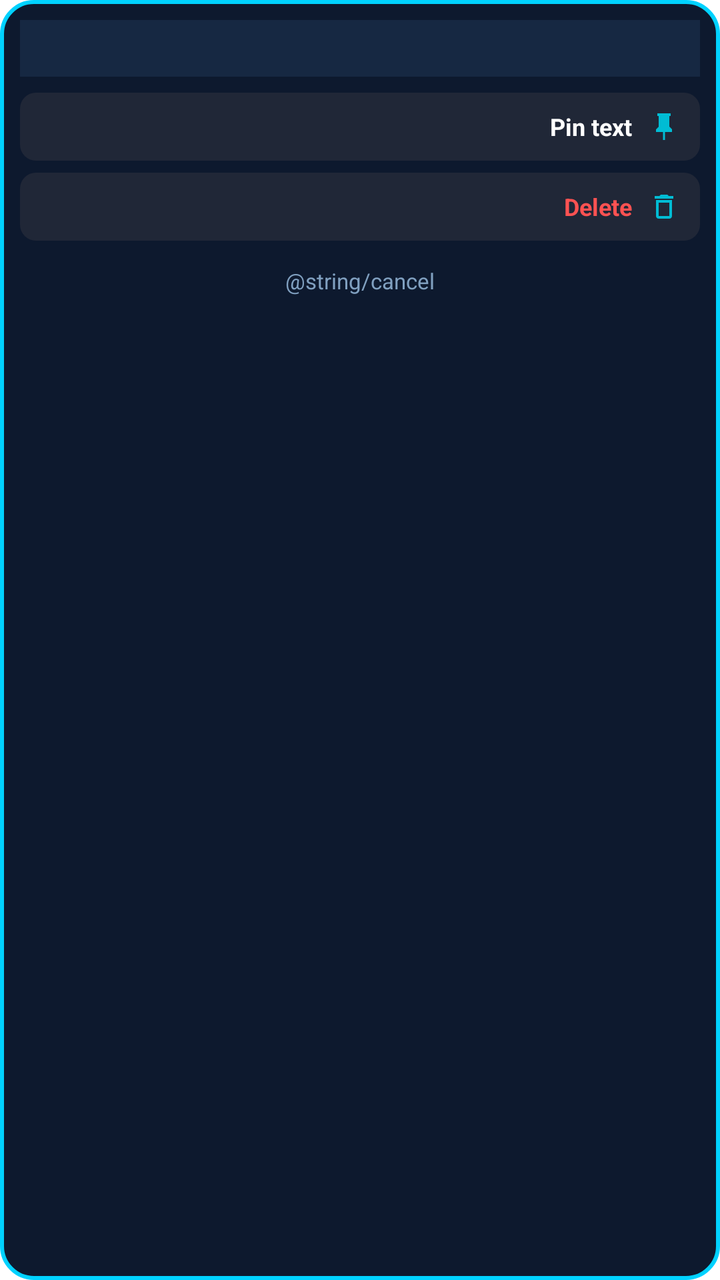
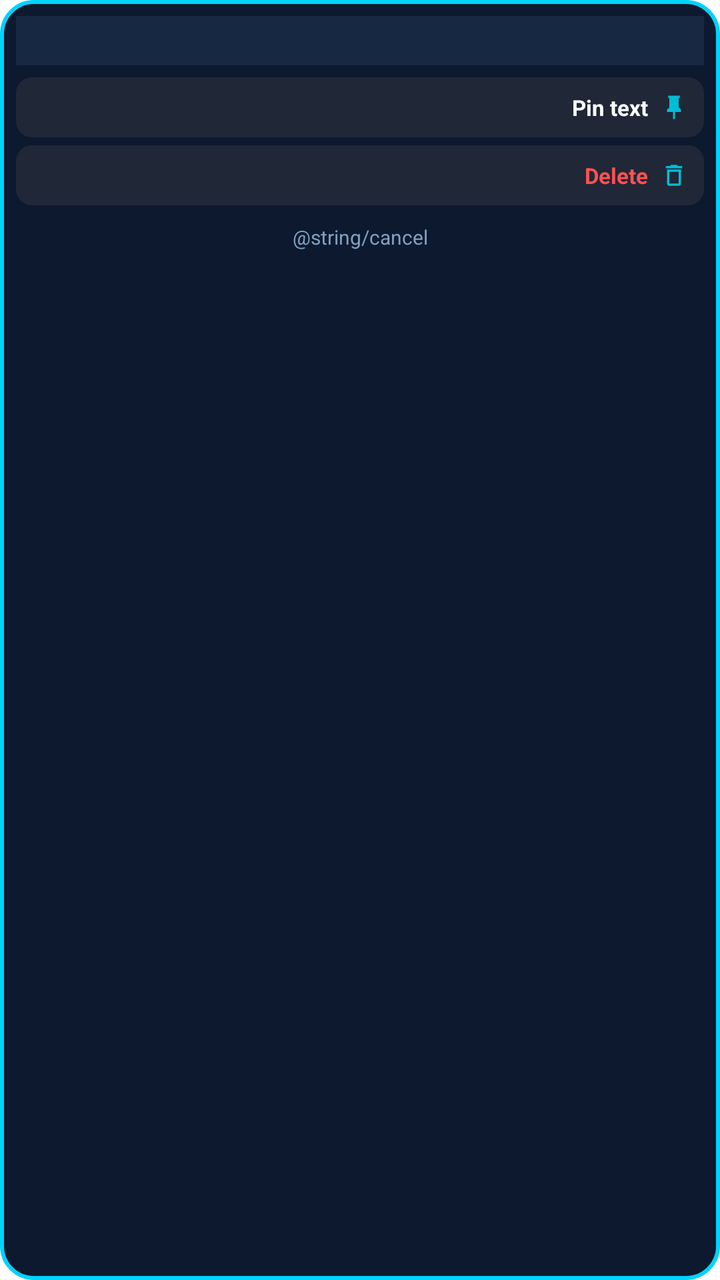

Screens rendered from an Android XML layout before and after an edit, with the pre-edit source and the edit as a unified diff.
<!-- AndroidManifest.xml: application theme AppTheme -->
<!-- res/layout/dialog_clip_options.xml -->
<?xml version="1.0" encoding="utf-8"?>
<LinearLayout xmlns:android="http://schemas.android.com/apk/res/android"
    android:layout_width="220dp"
    android:layout_height="wrap_content"
    android:layoutDirection="rtl"
    android:background="@drawable/dialog_clip_options_neon"
    android:orientation="vertical"
    android:padding="10dp">

    <TextView
        android:id="@+id/popup_clip_preview"
        android:layout_width="match_parent"
        android:layout_height="wrap_content"
        android:layout_marginBottom="8dp"
        android:background="#162842"
        android:ellipsize="end"
        android:maxLines="1"
        android:padding="6dp"
        android:textColor="#E0E6ED"
        android:textSize="12sp" />

    <LinearLayout
        android:id="@+id/popup_btn_pin"
        android:layout_width="match_parent"
        android:layout_height="34dp"
        android:layout_marginBottom="6dp"
        android:background="@drawable/bg_editor_key"
        android:clickable="true"
        android:focusable="true"
        android:gravity="center_vertical"
        android:paddingStart="10dp"
        android:paddingEnd="10dp">

        <ImageView
            android:id="@+id/popup_pin_icon"
            android:layout_width="16dp"
            android:layout_height="16dp"
            android:src="@drawable/ic_pin_cyan" />

        <TextView
            android:id="@+id/popup_pin_text"
            android:layout_width="wrap_content"
            android:layout_height="wrap_content"
            android:layout_marginStart="8dp"
            android:text="@string/pin_text"
            android:textColor="#FFFFFF"
            android:textSize="12sp"
            android:textStyle="bold" />
    </LinearLayout>

    <LinearLayout
        android:id="@+id/popup_btn_delete"
        android:layout_width="match_parent"
        android:layout_height="34dp"
        android:layout_marginBottom="6dp"
        android:background="@drawable/bg_editor_key"
        android:clickable="true"
        android:focusable="true"
        android:gravity="center_vertical"
        android:paddingStart="10dp"
        android:paddingEnd="10dp">

        <ImageView
            android:layout_width="16dp"
            android:layout_height="16dp"
            android:src="@drawable/ic_trash_cyan" />

        <TextView
            android:layout_width="wrap_content"
            android:layout_height="wrap_content"
            android:layout_marginStart="8dp"
            android:text="@string/keycode_delete"
            android:textColor="#FF5252"
            android:textSize="12sp"
            android:textStyle="bold" />
    </LinearLayout>

    <TextView
        android:id="@+id/popup_btn_cancel"
        android:layout_width="match_parent"
        android:layout_height="28dp"
        android:background="@drawable/ripple_all_corners_medium"
        android:clickable="true"
        android:focusable="true"
        android:gravity="center"
        android:text="@string/cancel"
        android:textColor="#80A0C0"
        android:textSize="11sp" />

</LinearLayout>
<!-- resources referenced by this layout -->
<resources>
  <!-- drawable bg_editor_key (drawable) -->
  <?xml version="1.0" encoding="utf-8"?>
  <selector xmlns:android="http://schemas.android.com/apk/res/android">
      <item android:state_pressed="true">
          <shape android:shape="rectangle">
              <solid android:color="#323c4d" />
              <corners android:radius="8dp" />
          </shape>
      </item>
      <item>
          <shape android:shape="rectangle">
              <solid android:color="#202737" />
              <corners android:radius="8dp" />
          </shape>
      </item>
  </selector>
  <!-- drawable dialog_clip_options_neon (drawable) -->
  <?xml version="1.0" encoding="utf-8"?>
  <shape xmlns:android="http://schemas.android.com/apk/res/android"
      android:shape="rectangle">
      <solid android:color="#0D192E" />
      <stroke
          android:width="2dp"
          android:color="#00D2FF" />
      <corners android:radius="16dp" />
  </shape>
  <!-- drawable ic_pin_cyan (drawable) -->
  <vector xmlns:android="http://schemas.android.com/apk/res/android"
      android:width="20dp"
      android:height="20dp"
      android:viewportWidth="24"
      android:viewportHeight="24">
      <path
          android:fillColor="#00BCD4"
          android:pathData="M16,12V4h1V2H7v2h1v8l-2,2v2h5.2v6h1.6v-6H18v-2L16,12z" />
  </vector>
  <!-- drawable ic_trash_cyan (drawable) -->
  <vector xmlns:android="http://schemas.android.com/apk/res/android"
      android:width="20dp"
      android:height="20dp"
      android:viewportWidth="24"
      android:viewportHeight="24">
      <path
          android:fillColor="#00BCD4"
          android:pathData="M16,9v10H8V9h8m-1.5,-6h-5l-1,1H5v2h14V4h-3.5l-1,-1zM18,7H6v12c0,1.1 0.9,2 2,2h8c1.1,0 2,-0.9 2,-2V7z" />
  </vector>
  <!-- drawable ripple_all_corners_medium (drawable) -->
  <?xml version="1.0" encoding="utf-8"?>
  <ripple xmlns:android="http://schemas.android.com/apk/res/android"
      android:color="?android:attr/colorControlHighlight">
      <item android:id="@android:id/mask">
          <shape android:shape="rectangle">
              <solid android:color="#000000" />
              <corners android:radius="@dimen/normal_margin" />
          </shape>
      </item>
  </ripple>
  <string name="keycode_delete">Delete</string>
  <string name="pin_text">Pin text</string>
  <style name="AppTheme" parent="AppTheme.Base" />
</resources>

<!-- the commit's change to res/layout/dialog_clip_options.xml (unified diff, before → after) -->
@@ -1,90 +1,90 @@
 <?xml version="1.0" encoding="utf-8"?>
 <LinearLayout xmlns:android="http://schemas.android.com/apk/res/android"
-    android:layout_width="220dp"
+    android:layout_width="180dp"
     android:layout_height="wrap_content"
     android:layoutDirection="rtl"
     android:background="@drawable/dialog_clip_options_neon"
     android:orientation="vertical"
-    android:padding="10dp">
+    android:padding="8dp">
 
     <TextView
         android:id="@+id/popup_clip_preview"
         android:layout_width="match_parent"
         android:layout_height="wrap_content"
-        android:layout_marginBottom="8dp"
+        android:layout_marginBottom="6dp"
         android:background="#162842"
         android:ellipsize="end"
         android:maxLines="1"
-        android:padding="6dp"
+        android:padding="5dp"
         android:textColor="#E0E6ED"
-        android:textSize="12sp" />
+        android:textSize="11sp" />
 
     <LinearLayout
         android:id="@+id/popup_btn_pin"
         android:layout_width="match_parent"
-        android:layout_height="34dp"
-        android:layout_marginBottom="6dp"
+        android:layout_height="30dp"
+        android:layout_marginBottom="4dp"
         android:background="@drawable/bg_editor_key"
         android:clickable="true"
         android:focusable="true"
         android:gravity="center_vertical"
-        android:paddingStart="10dp"
-        android:paddingEnd="10dp">
+        android:paddingStart="8dp"
+        android:paddingEnd="8dp">
 
         <ImageView
             android:id="@+id/popup_pin_icon"
-            android:layout_width="16dp"
-            android:layout_height="16dp"
+            android:layout_width="14dp"
+            android:layout_height="14dp"
             android:src="@drawable/ic_pin_cyan" />
 
         <TextView
             android:id="@+id/popup_pin_text"
             android:layout_width="wrap_content"
             android:layout_height="wrap_content"
-            android:layout_marginStart="8dp"
+            android:layout_marginStart="6dp"
             android:text="@string/pin_text"
             android:textColor="#FFFFFF"
-            android:textSize="12sp"
+            android:textSize="11sp"
             android:textStyle="bold" />
     </LinearLayout>
 
     <LinearLayout
         android:id="@+id/popup_btn_delete"
         android:layout_width="match_parent"
-        android:layout_height="34dp"
-        android:layout_marginBottom="6dp"
+        android:layout_height="30dp"
+        android:layout_marginBottom="4dp"
         android:background="@drawable/bg_editor_key"
         android:clickable="true"
         android:focusable="true"
         android:gravity="center_vertical"
-        android:paddingStart="10dp"
-        android:paddingEnd="10dp">
+        android:paddingStart="8dp"
+        android:paddingEnd="8dp">
 
         <ImageView
-            android:layout_width="16dp"
-            android:layout_height="16dp"
+            android:layout_width="14dp"
+            android:layout_height="14dp"
             android:src="@drawable/ic_trash_cyan" />
 
         <TextView
             android:layout_width="wrap_content"
             android:layout_height="wrap_content"
-            android:layout_marginStart="8dp"
+            android:layout_marginStart="6dp"
             android:text="@string/keycode_delete"
             android:textColor="#FF5252"
-            android:textSize="12sp"
+            android:textSize="11sp"
             android:textStyle="bold" />
     </LinearLayout>
 
     <TextView
         android:id="@+id/popup_btn_cancel"
         android:layout_width="match_parent"
-        android:layout_height="28dp"
+        android:layout_height="24dp"
         android:background="@drawable/ripple_all_corners_medium"
         android:clickable="true"
         android:focusable="true"
         android:gravity="center"
         android:text="@string/cancel"
         android:textColor="#80A0C0"
-        android:textSize="11sp" />
+        android:textSize="10sp" />
 
 </LinearLayout>
